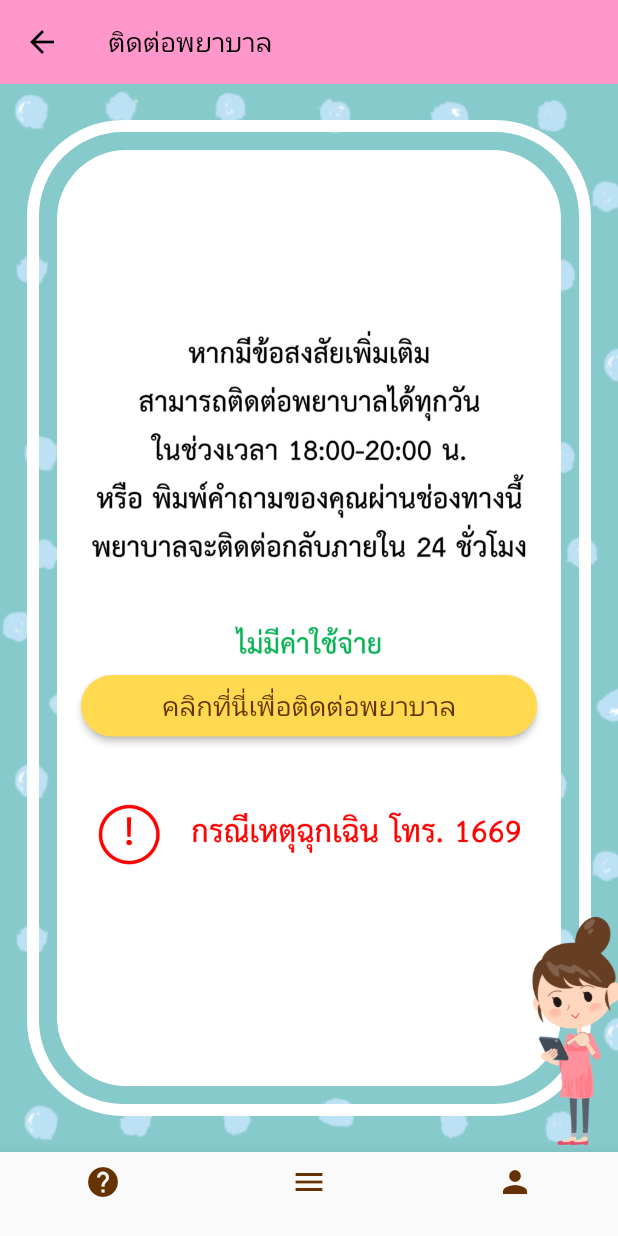
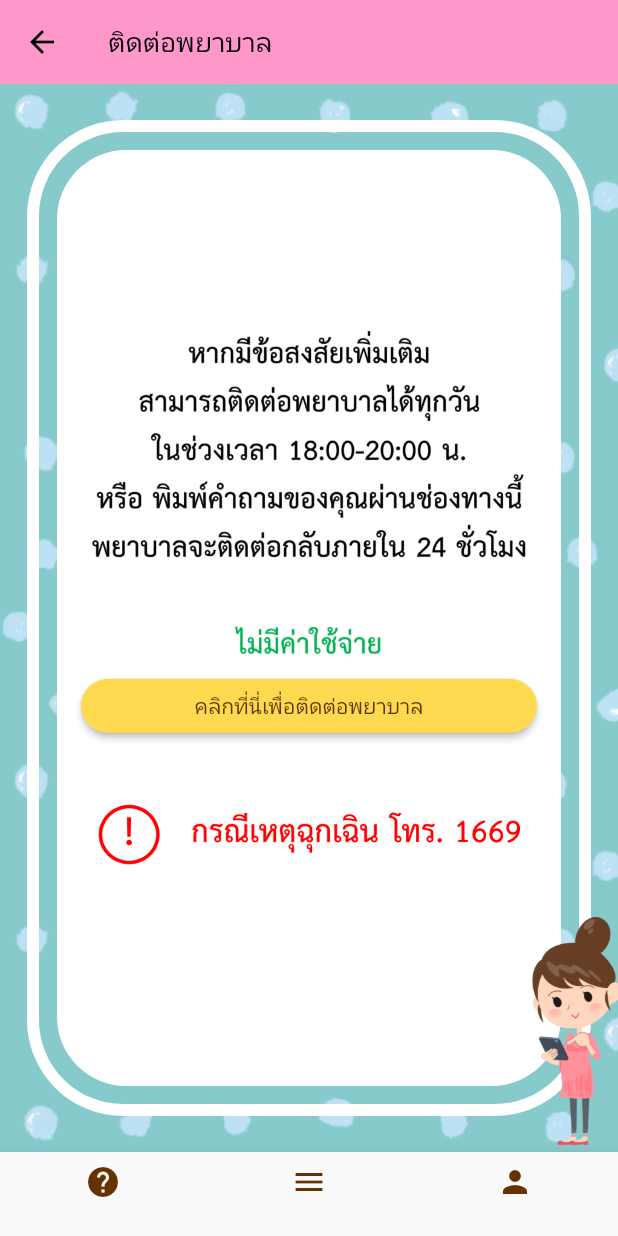
Before and after one commit to biscuitrainbow/pregnant-care, a Flutter app: the PregnantFourScreen screen opened directly, on a phone screen of 412 x 824 dp. Run offline on Flutter 3.47's test engine with Material 2 defaults, Android fonts, the phone set to English and light mode, and no system bars; our stand-ins replace audioplayers, chewie, extended_image, firebase_auth, firebase_database, fluttertoast and 4 more; missing offline and left inert: flutter_cupertino_date_picker, flutter_facebook_login; accounts and stored records are empty; Roboto replaces fonts that are missing (Sarabun).

Commit message:
Change contact fontsize

```diff
--- a/lib/ui/screen/pregnan_four_screen.dart
+++ b/lib/ui/screen/pregnan_four_screen.dart
@@ -38,7 +38,7 @@ class _PregnantFourScreenState extends State<PregnantFourScreen> {
                 Button(
                   label: 'คลิกที่นี่เพื่อติดต่อพยาบาล',
                   color: Color.fromRGBO(255, 217, 80, 1),
-                  textStyle: TextStyles.labelBrown,
+                  textStyle: TextStyles.labelBrown.copyWith(fontSize: 14),
                   onPressed: () => launch('https://line.me/R/ti/p/%40387gerkd'),
                 ),
                 SizedBox(height: 32),
```
Also changed, not shown: assets/icons/launcher_icon.png, 1 other file.
